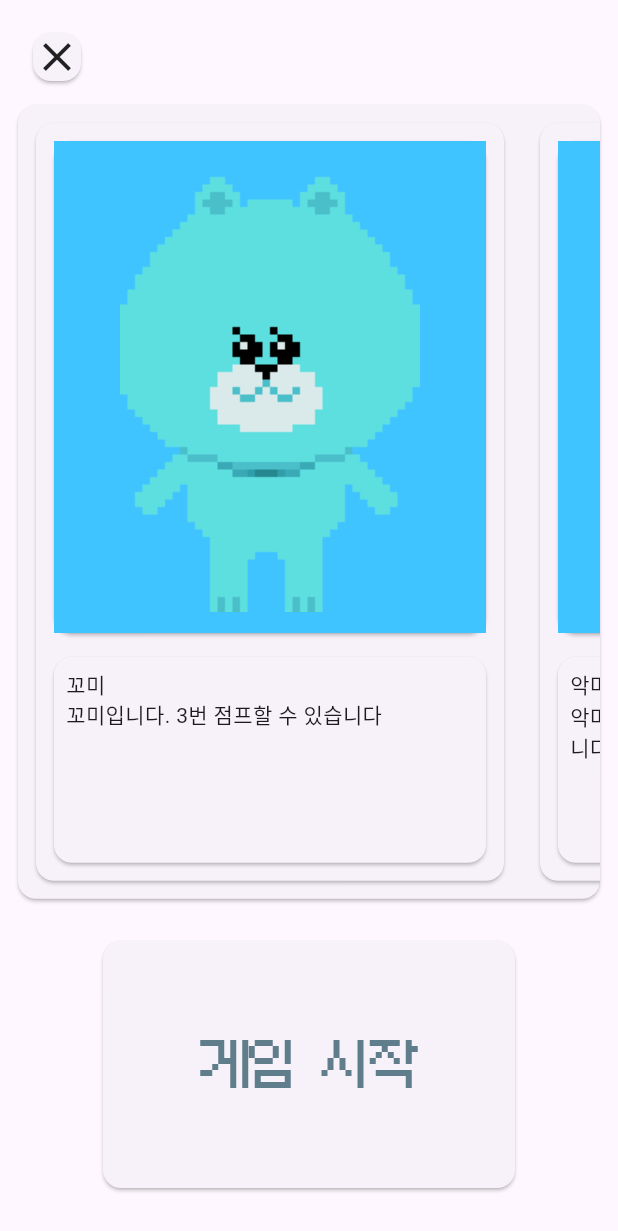
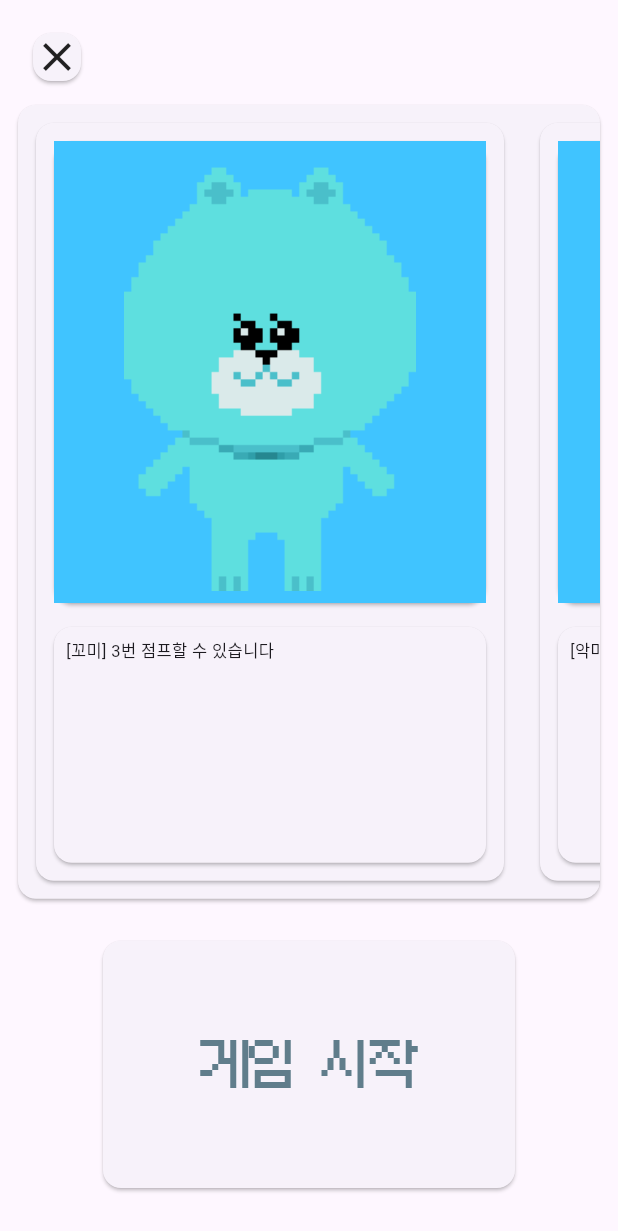
Before and after one commit to paca94/run_kkomi_public, a Flutter app: the SelectScreen screen opened by its route, on a phone screen of 412 x 824 dp. Shown: the top 1231 px of the screen. Run offline on Flutter 3.47's test engine with Material 2 defaults, Android fonts, the phone set to English and light mode, and no system bars; our stand-ins replace get, get_storage, google_fonts; missing offline and left inert: flame, soundpool; accounts and stored records are empty; statements that could not run were skipped.

Commit message:
임베딩하기 위한 업데이트

```diff
--- a/lib/data/consts.dart
+++ b/lib/data/consts.dart
@@ -12,7 +12,7 @@ abstract class Consts {
     CharacterInfo(
         idx: 0,
         name: '꼬미',
-        description: '꼬미입니다. 3번 점프할 수 있습니다',
+        description: '3번 점프할 수 있습니다',
         selectorImagePath: 'assets/images/kkomi-default-stand.gif',
         onSelectorImagePath: 'assets/images/kkomi-default-on-select.gif',
         spriteImageLeftPath: 'kkomi-default-left.png',
@@ -21,7 +21,7 @@ abstract class Consts {
     CharacterInfo(
         idx: 1,
         name: '악마 꼬미',
-        description: '악마 꼬미입니다. 잠시 공중에 떠있을 수 있습니다.',
+        description: '잠시 공중에 떠있을 수 있습니다.',
         selectorImagePath: 'assets/images/kkomi-devil-stand.gif',
         onSelectorImagePath: 'assets/images/kkomi-devil-on-select.gif',
         spriteImageLeftPath: 'kkomi-devil-left.png',
--- a/lib/game/kkomi_screen.dart
+++ b/lib/game/kkomi_screen.dart
@@ -52,7 +52,7 @@ class KkomiScreen extends GetView<KkomiGameController> {
                         children: [
                           CustomTextButton(
                             text: '다시 시작',
-                            fontSize: 40,
+                            fontSize: 30,
                             onTap: () {
                               kkomiGame.restart();
                             },
@@ -62,7 +62,7 @@ class KkomiScreen extends GetView<KkomiGameController> {
                           ),
                           CustomTextButton(
                             text: '메인으로',
-                            fontSize: 40,
+                            fontSize: 32,
                             onTap: () {
                               Get.back();
                             },
--- a/lib/select_main/select_screen.dart
+++ b/lib/select_main/select_screen.dart
@@ -40,13 +40,13 @@ class SelectScreen extends GetView<SelectController> {
                         description: currentInfo.description,
                         characterImage: Image.asset(
                           currentInfo.selectorImagePath,
-                          width: min(size.width - 100, size.height / 2),
-                          height: min(size.width - 100, size.height / 2),
+                          width: min(size.width - 100, size.height / 2 - 100),
+                          height: min(size.width - 100, size.height / 2 - 120),
                         ),
                         onSelectCharacterImage: Image.asset(
                           currentInfo.onSelectorImagePath,
-                          width: min(size.width - 100, size.height / 2),
-                          height: min(size.width - 100, size.height / 2),
+                          width: min(size.width - 100, size.height / 2 - 100),
+                          height: min(size.width - 100, size.height / 2 - 120),
                         ),
                       ),
                     );
@@ -138,7 +138,10 @@ class CharacterBox extends GetView<SelectController> {
                     child: Container(
                       width: characterImage.width,
                       padding: const EdgeInsets.all(8),
-                      child: Text('$name\n$description'),
+                      child: Text(
+                        '[$name] $description',
+                        style: const TextStyle(fontSize: 11),
+                      ),
                     ),
                   ),
                 ),
```
Also changed, not shown: 3 other files.
